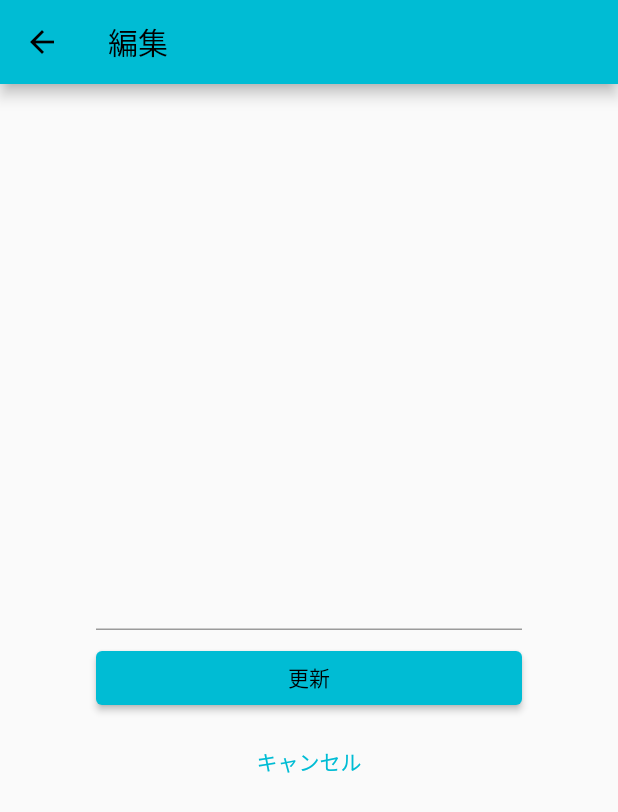
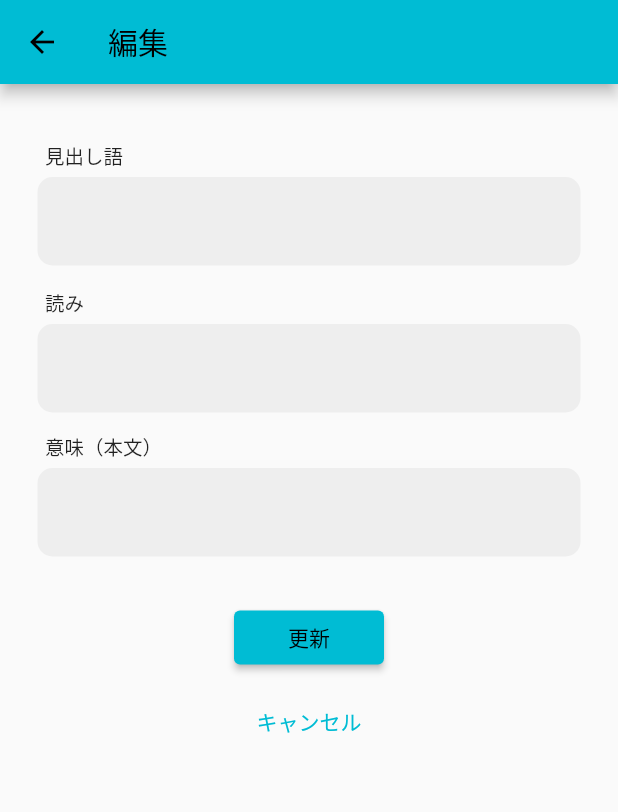
Before and after one commit to kitashio/my-colle-app, a Flutter app: the ListUpdatePage screen opened directly, on a phone screen of 412 x 824 dp. Shown: the top 812 px of the screen. Run offline on Flutter 3.47's test engine with Material 2 defaults, Android fonts, the phone set to English and light mode, and no system bars.

Commit message:
【リスト編集ページ】UI更新

```diff
--- a/lib/Books_Page/list_add_page.dart
+++ b/lib/Books_Page/list_add_page.dart
@@ -23,7 +23,6 @@ class _ListAddPageState extends State<ListAddPage> {
         // 余白を付ける
         padding: EdgeInsets.all(25),
         child: Column(
-          mainAxisAlignment: MainAxisAlignment.center,
           children: <Widget>[
             const SizedBox(height: 8),
             // テキスト入力
@@ -114,7 +113,7 @@ class _ListAddPageState extends State<ListAddPage> {
             const SizedBox(height: 30),
             Container(
               // 横幅いっぱいに広げる
-              width: double.infinity,
+              width: 100,
               // リスト追加ボタン
               child: ElevatedButton(
                 style: ElevatedButton.styleFrom(
--- a/lib/Books_Page/list_update_page.dart
+++ b/lib/Books_Page/list_update_page.dart
@@ -8,7 +8,10 @@ class ListUpdatePage extends StatefulWidget {
 }
 
 class _ListUpdatePageState extends State<ListUpdatePage> {
-  String _text = '';
+  String _midashi = '';
+  String _yomi = '';
+  String _imi = '';
+
 
   @override
   Widget build(BuildContext context) {
@@ -18,26 +21,99 @@ class _ListUpdatePageState extends State<ListUpdatePage> {
       ),
       body: Container(
         // 余白を付ける
-        padding: EdgeInsets.all(64),
+        padding: EdgeInsets.all(25),
         child: Column(
-          mainAxisAlignment: MainAxisAlignment.center,
           children: <Widget>[
-            Text(_text, style: TextStyle(color: Colors.teal)),
             const SizedBox(height: 8),
             // テキスト入力
+            Container(
+              width: double.infinity,
+              padding: EdgeInsets.all(5),
+              child: Text('見出し語',
+                style: TextStyle(
+                  fontSize: 13,
+                ),
+                textAlign: TextAlign.start,),
+            ),
             TextField(
+              decoration: InputDecoration(
+                  filled: true,
+                  fillColor: Colors.grey.shade200,
+                  border: OutlineInputBorder(
+                    borderRadius: BorderRadius.circular(10),
+                    borderSide: BorderSide.none,
+                  )
+              ),
               onChanged: (String value){
                 // データが変更したことを知らせる（画面を更新する）
                 setState(() {
                   // データを変更
-                  _text = value;
+                  _midashi = value;
+                });
+              },
+            ),
+            const SizedBox(height: 10),
+            // テキスト入力
+            Container(
+              width: double.infinity,
+              padding: EdgeInsets.all(5),
+              child: Text('読み',
+                style: TextStyle(
+                  fontSize: 13,
+                ),
+                textAlign: TextAlign.start,),
+            ),
+            TextField(
+              decoration: InputDecoration(
+                  filled: true,
+                  fillColor: Colors.grey.shade200,
+                  border: OutlineInputBorder(
+                    borderRadius: BorderRadius.circular(10),
+                    borderSide: BorderSide.none,
+                  )
+              ),
+              onChanged: (String value){
+                // データが変更したことを知らせる（画面を更新する）
+                setState(() {
+                  // データを変更
+                  _yomi = value;
                 });
               },
             ),
             const SizedBox(height: 8),
+            // テキスト入力
+            Container(
+              width: double.infinity,
+              padding: EdgeInsets.all(5),
+              child: Text('意味（本文）',
+                style: TextStyle(
+                  fontSize: 13,
+                ),
+                textAlign: TextAlign.start,),
+            ),
+            Container(
+              child: TextField(
+                decoration: InputDecoration(
+                    filled: true,
+                    fillColor: Colors.grey.shade200,
+                    border: OutlineInputBorder(
+                      borderRadius: BorderRadius.circular(10),
+                      borderSide: BorderSide.none,
+                    )
+                ),
+                onChanged: (String value){
+                  // データが変更したことを知らせる（画面を更新する）
+                  setState(() {
+                    // データを変更
+                    _imi = value;
+                  });
+                },
+              ),
+            ),
+            const SizedBox(height: 30),
             Container(
               // 横幅いっぱいに広げる
-              width: double.infinity,
+              width: 100,
               // リスト追加ボタン
               child: ElevatedButton(
                 style: ElevatedButton.styleFrom(
@@ -63,7 +139,7 @@ class _ListUpdatePageState extends State<ListUpdatePage> {
             ),
           ],
         ),
-      ),
+      ), // This trailing comma makes auto-formatting nicer for build methods.
     );
   }
 }
```
